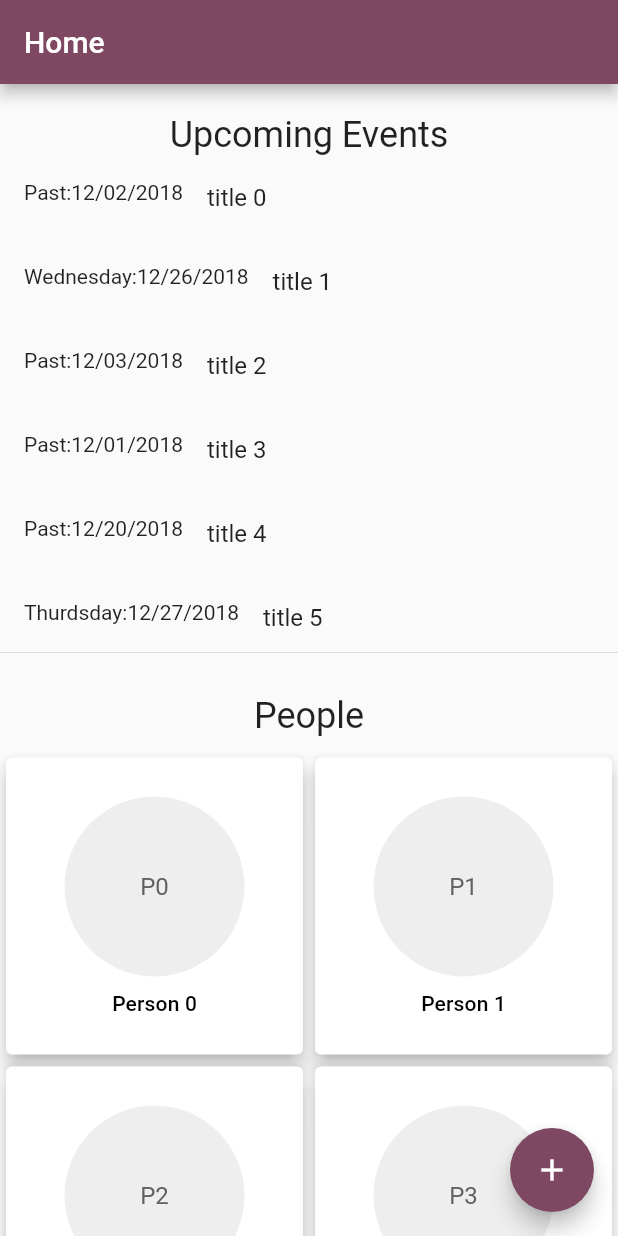
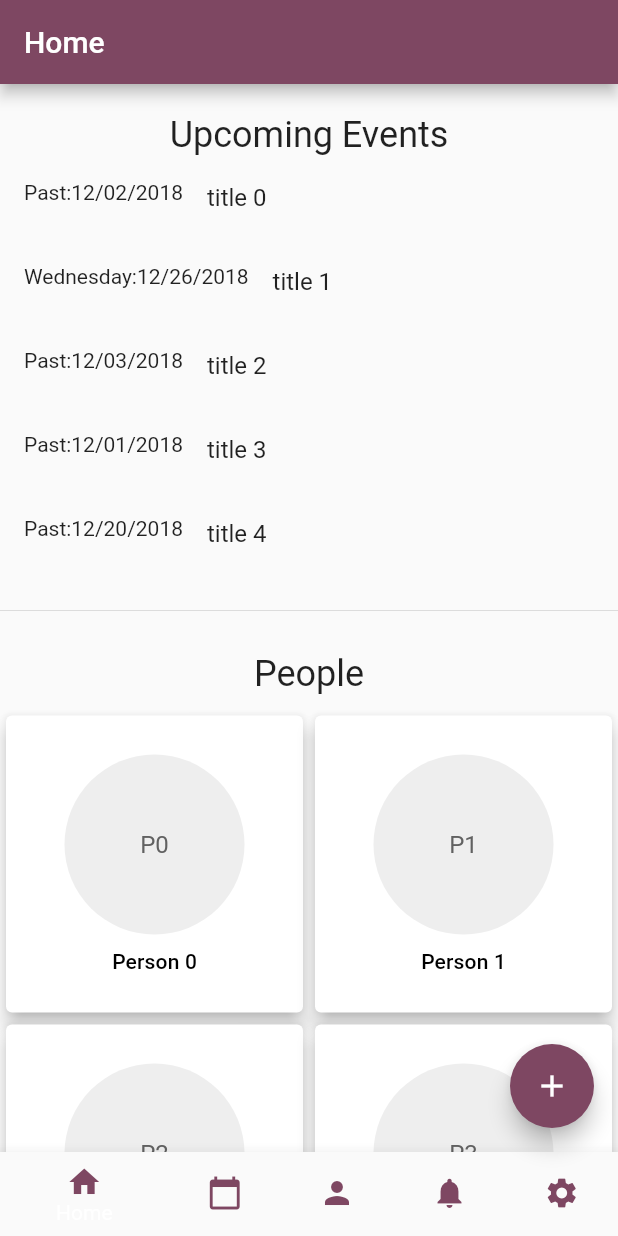
Before and after one commit to dran5447/GiftAssist, a Flutter app: the screen it shows after launch, on a phone screen of 412 x 824 dp. Run offline on Flutter 3.47's test engine with Material 2 defaults, Android fonts, the phone set to English and light mode, and no system bars.

Commit message:
add init bottom nav

```diff
--- a/lib/main.dart
+++ b/lib/main.dart
@@ -14,6 +14,7 @@ void main() {
       //  primaryColor: Color.fromARGB(255, 83, 116, 127),
         unselectedWidgetColor: Colors.grey.shade200,
         accentColor: Color.fromARGB(255, 126, 71, 98),
+        bottomAppBarColor: Color.fromARGB(255, 0, 0, 0)
       ),
       home: MyApp(),
   ));
@@ -46,6 +47,9 @@ class HomePage extends StatefulWidget {
 }
 
 class _HomeState extends State<HomePage>{
+  int _selectedIndex = 0;
+  final List<Widget> _children = [];
+
   static Random random = new Random();
   final List<Event> events = List<Event>.generate(
     15,
@@ -158,8 +162,82 @@ class _HomeState extends State<HomePage>{
         tooltip: 'Quick Add Gift Idea',
         child: Icon(Icons.add),
       ),
+
+      bottomNavigationBar: BottomNavigationBar(
+       items: <BottomNavigationBarItem>[
+          BottomNavigationBarItem(
+            icon: Icon(Icons.home, color: Color.fromARGB(255, 126, 71, 98),),
+            title: Text(
+              'Home',
+              style: new TextStyle(
+                color: Color.fromARGB(255, 126, 71, 98),
+              ),
+            )
+          ),
+          BottomNavigationBarItem(
+            icon: Icon(Icons.calendar_today, color: Color.fromARGB(255, 126, 71, 98),),
+            title: Text(
+              'Events',
+              style: new TextStyle(
+                color: Color.fromARGB(255, 126, 71, 98),
+              ),
+            )
+          ),
+          BottomNavigationBarItem(
+            icon: Icon(Icons.person, color: Color.fromARGB(255, 126, 71, 98),),
+            title: Text(
+              'People',
+              style: new TextStyle(
+                color: Color.fromARGB(255, 126, 71, 98),
+              ),
+            )
+          ),
+          BottomNavigationBarItem(
+            icon: Icon(Icons.notifications, color: Color.fromARGB(255, 126, 71, 98),),
+            title: Text(
+              'Notifications',
+              style: new TextStyle(
+                color: Color.fromARGB(255, 126, 71, 98),
+              ),
+            )
+          ),
+          BottomNavigationBarItem(
+            icon: Icon(Icons.settings, color: Color.fromARGB(255, 126, 71, 98),),
+            title: Text(
+              'Settings',
+              style: new TextStyle(
+                color: Color.fromARGB(255, 126, 71, 98),
+              ),
+            )
+          ),
+       ],
+       currentIndex: _selectedIndex,
+       onTap: _onItemTapped,
+     ),
     );
   }
+
+  // actions: <Widget>[
+  //         IconButton(
+  //             icon: Icon(Icons.settings),
+  //             onPressed: () {
+  //               //TODO settings page
+  //               showDialog(
+  //                 context: context,
+  //                 builder: (BuildContext context) {
+  //                   return AlertDialog(
+  //                     content: Text("settings clicked"));
+  //                 }
+  //               );
+  //             },
+  //           ),
+  //       ],
+
+  void _onItemTapped(int index) {
+   setState(() {
+     _selectedIndex = index;
+   });
+ }
 
   navigateToAddAndReturnResult(BuildContext context) async{
     // Navigator.push returns a Future that will complete after we call
```
Also changed, not shown: 8 other files.
